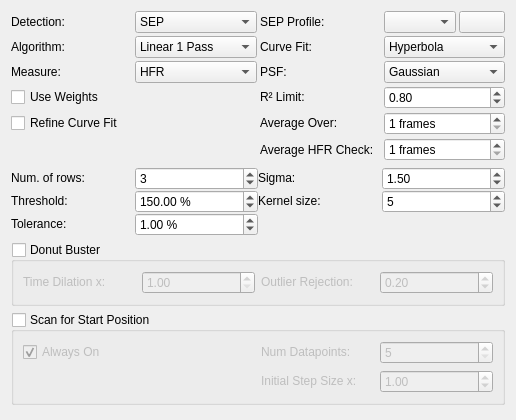
First picture: the form in kstars/ekos/focus/opsfocusprocess.ui, repository KDE/kstars, before the edit.
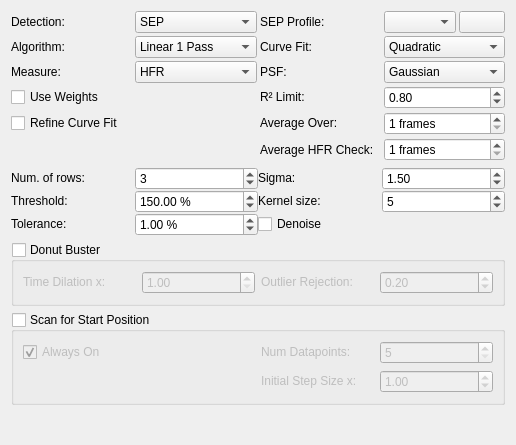
Second picture: the form after the edit.

Commit message: Contrast Focus

```diff
--- a/kstars/ekos/focus/opsfocusprocess.ui
+++ b/kstars/ekos/focus/opsfocusprocess.ui
@@ -7,7 +7,7 @@
     <x>0</x>
     <y>0</y>
     <width>516</width>
-    <height>420</height>
+    <height>445</height>
    </rect>
   </property>
   <property name="windowTitle">
@@ -225,7 +225,7 @@
         <string>&lt;html&gt;&lt;head/&gt;&lt;body&gt;&lt;p&gt;Select the type of curve to fit to the data:&lt;/p&gt;&lt;ul style=&quot;margin-top: 0px; margin-bottom: 0px; margin-left: 0px; margin-right: 0px; -qt-list-indent: 1;&quot;&gt;&lt;li style=&quot; margin-top:0px; margin-bottom:12px; margin-left:0px; margin-right:0px; -qt-block-indent:0; text-indent:0px;&quot;&gt;&lt;span style=&quot; font-weight:600;&quot;&gt;Quadratic&lt;/span&gt;: Uses a polynomial fit of degree 2. This is currently the default option and currently the only option for all Algorithms except Linear 1 Pass.&lt;/li&gt;&lt;li style=&quot; margin-top:0px; margin-bottom:12px; margin-left:0px; margin-right:0px; -qt-block-indent:0; text-indent:0px;&quot;&gt;&lt;span style=&quot; font-weight:600;&quot;&gt;Hyperbola&lt;/span&gt;: Fits a hyperbola to the data points. This is currently only available for the Linear 1 Pass Algorithm.&lt;/li&gt;&lt;li style=&quot; margin-top:0px; margin-bottom:12px; margin-left:0px; margin-right:0px; -qt-block-indent:0; text-indent:0px;&quot;&gt;&lt;span style=&quot; font-weight:600;&quot;&gt;Parabola&lt;/span&gt;: Fits a parabola to the data points. This is currently only available for the Linear 1 Pass Algorithm.&lt;/li&gt;&lt;/ul&gt;&lt;/body&gt;&lt;/html&gt;</string>
        </property>
        <property name="currentIndex">
-        <number>1</number>
+        <number>0</number>
        </property>
        <item>
         <property name="text">
@@ -654,6 +654,22 @@
        </property>
       </widget>
      </item>
+     <item row="2" column="2" colspan="2">
+      <widget class="QCheckBox" name="focusDenoise">
+       <property name="sizePolicy">
+        <sizepolicy hsizetype="Preferred" vsizetype="Fixed">
+         <horstretch>0</horstretch>
+         <verstretch>0</verstretch>
+        </sizepolicy>
+       </property>
+       <property name="toolTip">
+        <string>Check to denoise the image before further processing.</string>
+       </property>
+       <property name="text">
+        <string>Denoise</string>
+       </property>
+      </widget>
+     </item>
     </layout>
    </item>
    <item>
```
Left out of the diff: 27 changed lines with no effect on the pictures. The commit also changes 17 other files.
